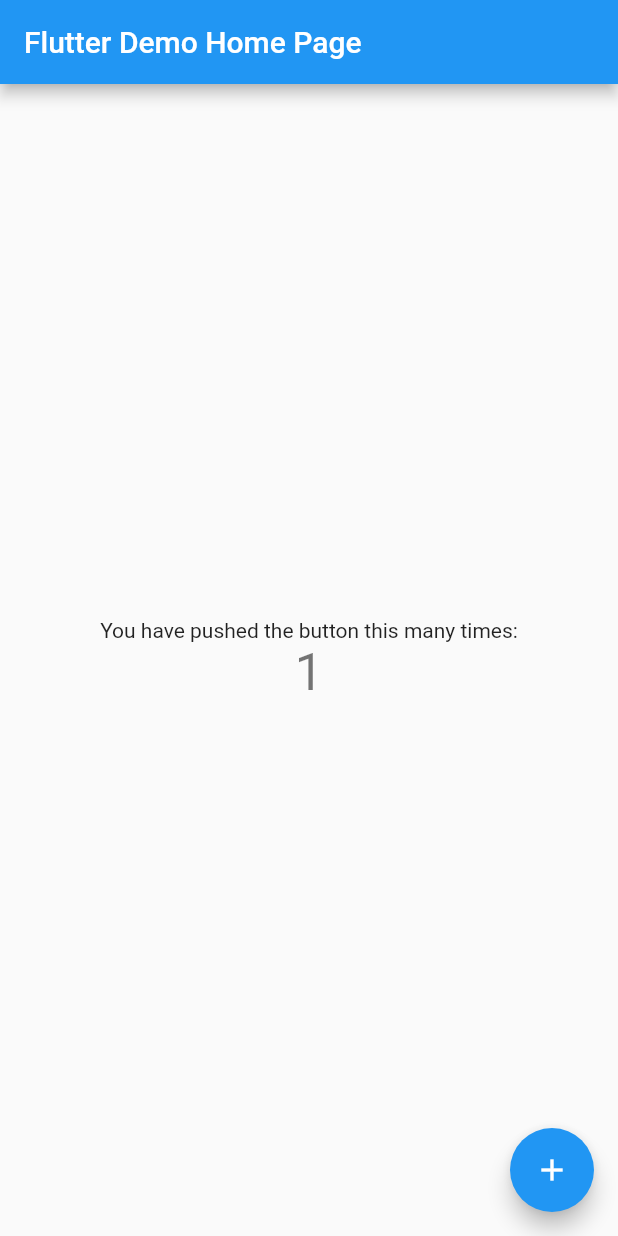
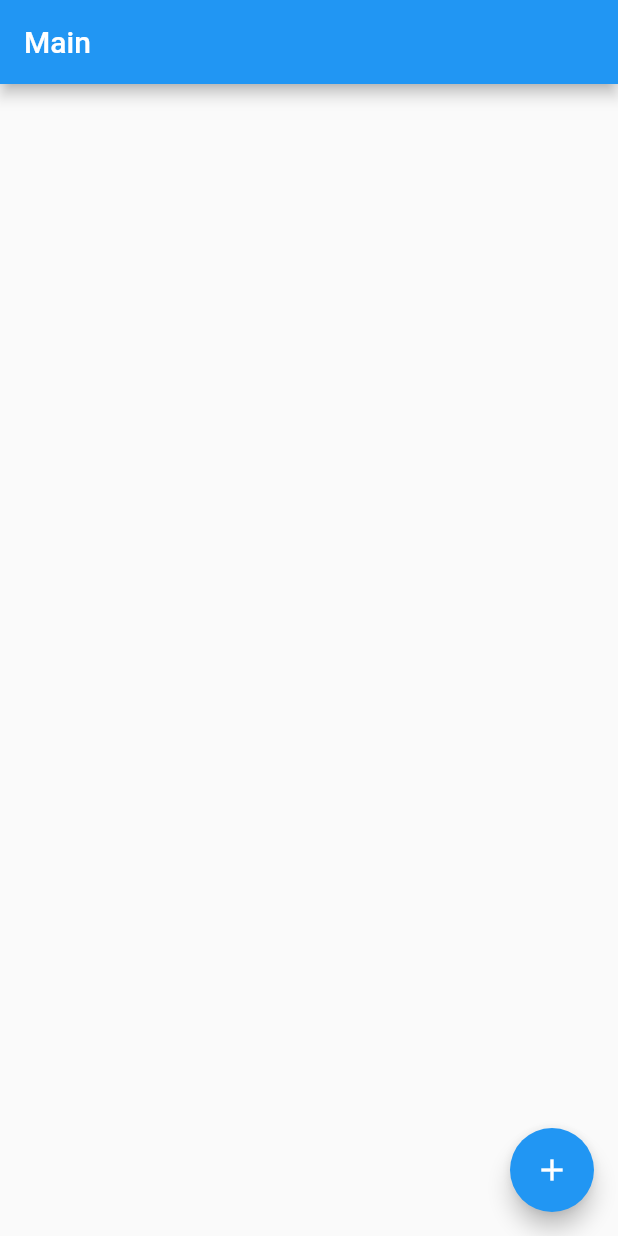
Before and after one commit to CORDEA/rxvm_gen, a Flutter app: the screen it shows after launch, after a tap on the "add" icon, on a phone screen of 412 x 824 dp. Run offline on Flutter 3.47's test engine with Material 2 defaults, Android fonts, the phone set to English and light mode, and no system bars; missing offline and left inert: analyzer, build, source_gen.

```diff
--- /dev/null
+++ b/example/lib/app.dart
@@ -0,0 +1,19 @@
+import 'package:example/main.dart';
+import 'package:flutter/material.dart';
+
+void main() {
+  runApp(App());
+}
+
+class App extends StatelessWidget {
+  @override
+  Widget build(BuildContext context) {
+    return MaterialApp(
+      title: 'Flutter Demo',
+      theme: ThemeData(
+        primarySwatch: Colors.blue,
+      ),
+      home: MainPage(),
+    );
+  }
+}
--- a/example/lib/main.dart
+++ b/example/lib/main.dart
@@ -1,113 +1,28 @@
 import 'package:flutter/material.dart';
 
-void main() {
-  runApp(MyApp());
+class MainPage extends StatefulWidget {
+  @override
+  _MainPageState createState() => _MainPageState();
 }
 
-class MyApp extends StatelessWidget {
-  // This widget is the root of your application.
+class _MainPageState extends State<MainPage> {
   @override
   Widget build(BuildContext context) {
-    return MaterialApp(
-      title: 'Flutter Demo',
-      theme: ThemeData(
-        // This is the theme of your application.
-        //
-        // Try running your application with "flutter run". You'll see the
-        // application has a blue toolbar. Then, without quitting the app, try
-        // changing the primarySwatch below to Colors.green and then invoke
-        // "hot reload" (press "r" in the console where you ran "flutter run",
-        // or simply save your changes to "hot reload" in a Flutter IDE).
-        // Notice that the counter didn't reset back to zero; the application
-        // is not restarted.
-        primarySwatch: Colors.blue,
+    return Scaffold(
+      appBar: AppBar(
+        title: Text('Main'),
       ),
-      home: MyHomePage(title: 'Flutter Demo Home Page'),
+      body: Center(
+        child: Column(
+          mainAxisAlignment: MainAxisAlignment.center,
+          children: <Widget>[],
+        ),
+      ),
+      floatingActionButton: FloatingActionButton(
+        onPressed: () {},
+        tooltip: 'Increment',
+        child: Icon(Icons.add),
+      ),
     );
   }
 }
-
-class MyHomePage extends StatefulWidget {
-  MyHomePage({Key? key, required this.title}) : super(key: key);
-
-  // This widget is the home page of your application. It is stateful, meaning
-  // that it has a State object (defined below) that contains fields that affect
-  // how it looks.
-
-  // This class is the configuration for the state. It holds the values (in this
-  // case the title) provided by the parent (in this case the App widget) and
-  // used by the build method of the State. Fields in a Widget subclass are
-  // always marked "final".
-
-  final String title;
-
-  @override
-  _MyHomePageState createState() => _MyHomePageState();
-}
-
-class _MyHomePageState extends State<MyHomePage> {
-  int _counter = 0;
-
-  void _incrementCounter() {
-    setState(() {
-      // This call to setState tells the Flutter framework that something has
-      // changed in this State, which causes it to rerun the build method below
-      // so that the display can reflect the updated values. If we changed
-      // _counter without calling setState(), then the build method would not be
-      // called again, and so nothing would appear to happen.
-      _counter++;
-    });
-  }
-
-  @override
-  Widget build(BuildContext context) {
-    // This method is rerun every time setState is called, for instance as done
-    // by the _incrementCounter method above.
-    //
-    // The Flutter framework has been optimized to make rerunning build methods
-    // fast, so that you can just rebuild anything that needs updating rather
-    // than having to individually change instances of widgets.
-    return Scaffold(
-      appBar: AppBar(
-        // Here we take the value from the MyHomePage object that was created by
-        // the App.build method, and use it to set our appbar title.
-        title: Text(widget.title),
-      ),
-      body: Center(
-        // Center is a layout widget. It takes a single child and positions it
-        // in the middle of the parent.
-        child: Column(
-          // Column is also a layout widget. It takes a list of children and
-          // arranges them vertically. By default, it sizes itself to fit its
-          // children horizontally, and tries to be as tall as its parent.
-          //
-          // Invoke "debug painting" (press "p" in the console, choose the
-          // "Toggle Debug Paint" action from the Flutter Inspector in Android
-          // Studio, or the "Toggle Debug Paint" command in Visual Studio Code)
-          // to see the wireframe for each widget.
-          //
-          // Column has various properties to control how it sizes itself and
-          // how it positions its children. Here we use mainAxisAlignment to
-          // center the children vertically; the main axis here is the vertical
-          // axis because Columns are vertical (the cross axis would be
-          // horizontal).
-          mainAxisAlignment: MainAxisAlignment.center,
-          children: <Widget>[
-            Text(
-              'You have pushed the button this many times:',
-            ),
-            Text(
-              '$_counter',
-              style: Theme.of(context).textTheme.headline4,
-            ),
-          ],
-        ),
-      ),
-      floatingActionButton: FloatingActionButton(
-        onPressed: _incrementCounter,
-        tooltip: 'Increment',
-        child: Icon(Icons.add),
-      ), // This trailing comma makes auto-formatting nicer for build methods.
-    );
-  }
-}
```
